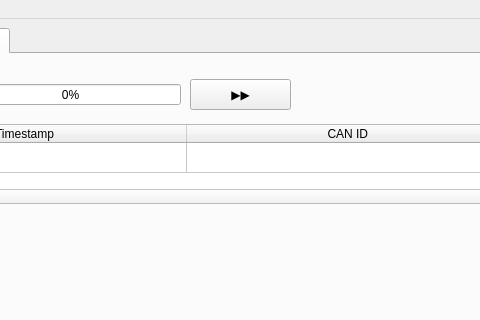
Above: mainwindow.ui from AidanRouai/CANvis1 before the change; both pictures show x 171 to 651 and y 0 to 320 of the 1280 by 720 pixel window. Below: the same form after it.
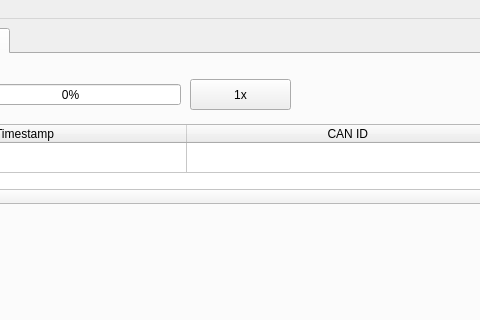
That is the form after the change.

Commit message: Fix the labels from not appearing

What changed in the file:
```diff
--- a/mainwindow.ui
+++ b/mainwindow.ui
@@ -249,7 +249,10 @@
            </rect>
           </property>
           <property name="text">
-           <string>▶▶</string>
+           <string>1x</string>
+          </property>
+          <property name="autoDefault">
+           <bool>true</bool>
           </property>
          </widget>
         </widget>
```
The commit also changes 3 other files.
